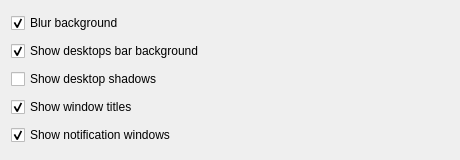
This is contents/ui/config.ui in tcorreabr/Parachute as Qt 5 draws it before an edit. The edited form follows.
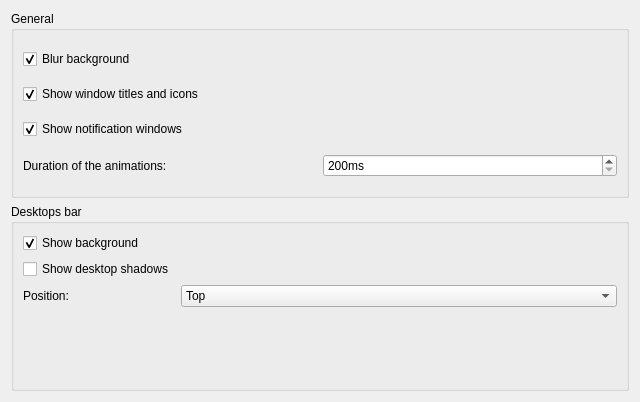
This is the edited form.

Commit message: New config dialog options (animationsDuration and desktopsBarPlacement)

Patch:
```diff
--- a/contents/ui/config.ui
+++ b/contents/ui/config.ui
@@ -6,12 +6,18 @@
    <rect>
     <x>0</x>
     <y>0</y>
-    <width>460</width>
-    <height>160</height>
+    <width>640</width>
+    <height>402</height>
    </rect>
   </property>
   <layout class="QGridLayout" name="gridLayout">
    <item row="0" column="0">
+    <widget class="QGroupBox" name="groupBox">
+     <property name="title">
+      <string>General</string>
+     </property>
+     <layout class="QGridLayout" name="gridLayout_3">
+      <item row="0" column="0">
     <widget class="QCheckBox" name="kcfg_blurBackground">
      <property name="text">
       <string>Blur background</string>
@@ -22,9 +28,9 @@
     </widget>
    </item>
    <item row="1" column="0">
-    <widget class="QCheckBox" name="kcfg_showDesktopsBarBackground">
+       <widget class="QCheckBox" name="kcfg_showWindowTitles">
      <property name="text">
-      <string>Show desktops bar background</string>
+         <string>Show window titles and icons</string>
      </property>
      <property name="checked">
       <bool>true</bool>
@@ -32,33 +38,99 @@
     </widget>
    </item>
    <item row="2" column="0">
-    <widget class="QCheckBox" name="kcfg_showDesktopShadows">
+       <widget class="QCheckBox" name="kcfg_showNotificationWindows">
      <property name="text">
-      <string>Show desktop shadows</string>
+         <string>Show notification windows</string>
      </property>
      <property name="checked">
-      <bool>false</bool>
+         <bool>true</bool>
      </property>
     </widget>
    </item>
    <item row="3" column="0">
-    <widget class="QCheckBox" name="kcfg_showWindowTitles">
+       <widget class="QLabel" name="label">
+        <property name="text">
+         <string>Duration of the animations:</string>
+        </property>
+       </widget>
+      </item>
+      <item row="3" column="1">
+       <widget class="QSpinBox" name="kcfg_animationsDuration">
+        <property name="suffix">
+         <string>ms</string>
+        </property>
+        <property name="minimum">
+         <number>200</number>
+        </property>
+        <property name="maximum">
+         <number>500</number>
+        </property>
+        <property name="singleStep">
+         <number>50</number>
+        </property>
+       </widget>
+      </item>
+     </layout>
+    </widget>
+   </item>
+   <item row="1" column="0">
+    <widget class="QGroupBox" name="groupBox_4">
+     <property name="title">
+      <string>Desktops bar</string>
+     </property>
+     <layout class="QFormLayout" name="formLayout">
+      <item row="0" column="0">
+       <widget class="QCheckBox" name="kcfg_showDesktopsBarBackground">
      <property name="text">
-      <string>Show window titles</string>
+         <string>Show background</string>
      </property>
      <property name="checked">
       <bool>true</bool>
      </property>
     </widget>
    </item>
-   <item row="4" column="0">
-    <widget class="QCheckBox" name="kcfg_showNotificationWindows">
+      <item row="1" column="0">
+       <widget class="QCheckBox" name="kcfg_showDesktopShadows">
      <property name="text">
-      <string>Show notification windows</string>
+         <string>Show desktop shadows</string>
      </property>
      <property name="checked">
-      <bool>true</bool>
+         <bool>false</bool>
+        </property>
+       </widget>
+      </item>
+      <item row="2" column="0">
+       <widget class="QLabel" name="label_2">
+        <property name="text">
+         <string>Position:</string>
+        </property>
+       </widget>
+      </item>
+      <item row="2" column="1">
+       <widget class="QComboBox" name="kcfg_desktopsBarPlacement">
+        <item>
+         <property name="text">
+          <string>Top</string>
+         </property>
+        </item>
+        <item>
+         <property name="text">
+          <string>Bottom</string>
+         </property>
+        </item>
+        <item>
+         <property name="text">
+          <string>Left</string>
+         </property>
+        </item>
+        <item>
+         <property name="text">
+          <string>Right</string>
      </property>
+        </item>
+       </widget>
+      </item>
+     </layout>
     </widget>
    </item>
   </layout>
```
Left out of the diff: 7 changed lines with no effect on the pictures. The commit also changes 1 other file.
